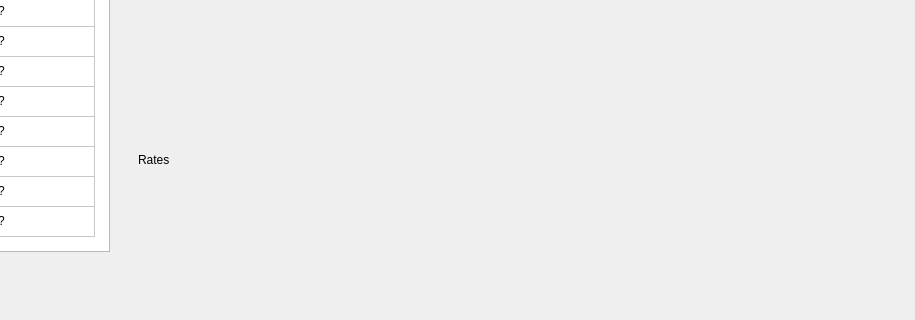
First picture: the form in elly_qtmaindialog.ui, repository richelbilderbeek/pbdmms, before the edit; both pictures show x 135 to 1050 and y 134 to 454 of the 1050 by 589 pixel window.
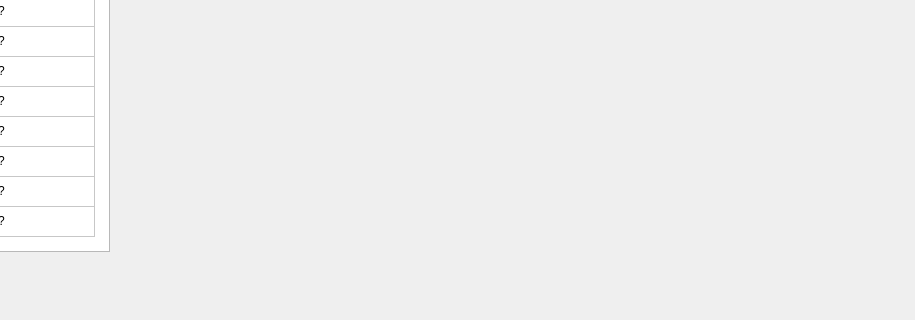
Second picture: the form after the edit.

```diff
--- a/elly_qtmaindialog.ui
+++ b/elly_qtmaindialog.ui
@@ -200,21 +200,7 @@
        <verstretch>0</verstretch>
       </sizepolicy>
      </property>
-     <layout class="QVBoxLayout" name="verticalLayout_4">
-      <item>
-       <widget class="QLabel" name="label_rates">
-        <property name="sizePolicy">
-         <sizepolicy hsizetype="Preferred" vsizetype="Maximum">
-          <horstretch>1</horstretch>
-          <verstretch>0</verstretch>
-         </sizepolicy>
-        </property>
-        <property name="text">
-         <string>Rates</string>
-        </property>
-       </widget>
-      </item>
-     </layout>
+     <layout class="QVBoxLayout" name="verticalLayout_4"/>
     </widget>
    </item>
   </layout>
```
Left out of the diff: 4 changed lines with no effect on the pictures.
